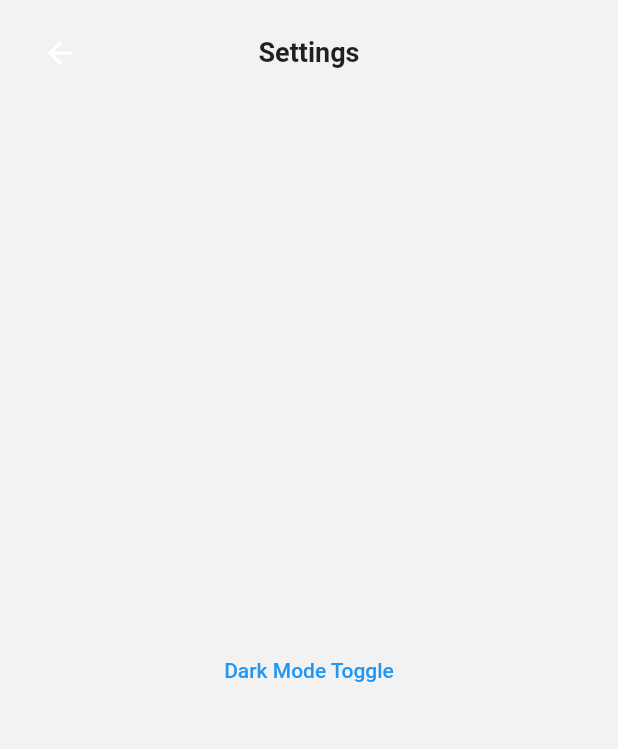
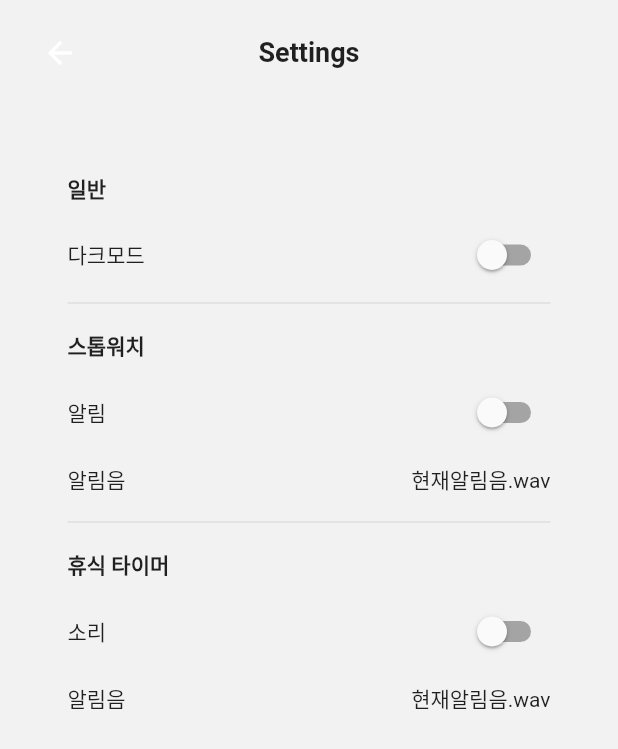
Before and after one commit to skagur-k/workout_timer, a Flutter app: the SettingsPage screen opened by its route, on a phone screen of 412 x 824 dp. Shown: the top 749 px of the screen. Run offline on Flutter 3.47's test engine with Material 2 defaults, Android fonts, the phone set to English and light mode, and no system bars; our stand-ins replace get, get_storage; accounts and stored records are empty.

Commit message:
Editted theme and added setting menus

```diff
--- a/lib/pages/components/drawerWidget.dart
+++ b/lib/pages/components/drawerWidget.dart
@@ -10,7 +10,8 @@ class DrawerWidget extends StatelessWidget {
           child: Column(
             mainAxisAlignment: MainAxisAlignment.center,
             children: [
-              Text('dr_title'.tr, style: TextStyle(fontSize: 30)),
+              Text('dr_title'.tr,
+                  style: TextStyle(fontSize: 20, fontWeight: FontWeight.bold)),
             ],
           ),
           decoration: BoxDecoration(color: Theme.of(context).backgroundColor)),
--- a/lib/pages/settings.dart
+++ b/lib/pages/settings.dart
@@ -11,11 +11,89 @@ class SettingsPage extends StatelessWidget {
           preferredSize: Size.fromHeight(70),
           child: AppBarWidget('dr_pref'.tr, false),
         ),
-        body: Center(
-            child: TextButton(
-                child: Text("Dark Mode Toggle"),
-                onPressed: () {
-                  ThemeService().switchTheme();
-                })));
+        body: Padding(
+          padding: const EdgeInsets.all(45.0),
+          child: Container(
+              child: Column(children: [
+            Row(
+              crossAxisAlignment: CrossAxisAlignment.start,
+              children: [
+                Text("일반", style: TextStyle(fontWeight: FontWeight.bold)),
+              ],
+            ),
+            SizedBox(height: 10),
+            Row(
+              mainAxisAlignment: MainAxisAlignment.spaceBetween,
+              children: [
+                Text("다크모드"),
+                Switch(
+                  value: ThemeService().isDarkMode,
+                  onChanged: (bool value) {
+                    ThemeService().switchTheme();
+                  },
+                ),
+              ],
+            ),
+            Divider(),
+            SizedBox(height: 10),
+            Row(
+              crossAxisAlignment: CrossAxisAlignment.start,
+              children: [
+                Text("스톱워치", style: TextStyle(fontWeight: FontWeight.bold)),
+              ],
+            ),
+            SizedBox(height: 10),
+            Row(
+              mainAxisAlignment: MainAxisAlignment.spaceBetween,
+              children: [
+                Text("알림"),
+                Switch(
+                  value: ThemeService().isDarkMode,
+                  onChanged: (bool value) {
+                    // ThemeService().switchTheme();
+                  },
+                ),
+              ],
+            ),
+            SizedBox(height: 10),
+            Row(
+              mainAxisAlignment: MainAxisAlignment.spaceBetween,
+              children: [
+                Text("알림음"),
+                Text("현재알림음.wav"),
+              ],
+            ),
+            SizedBox(height: 10),
+            Divider(),
+            SizedBox(height: 10),
+            Row(
+              crossAxisAlignment: CrossAxisAlignment.start,
+              children: [
+                Text("휴식 타이머", style: TextStyle(fontWeight: FontWeight.bold)),
+              ],
+            ),
+            SizedBox(height: 10),
+            Row(
+              mainAxisAlignment: MainAxisAlignment.spaceBetween,
+              children: [
+                Text("소리"),
+                Switch(
+                  value: ThemeService().isDarkMode,
+                  onChanged: (bool value) {
+                    // ThemeService().switchTheme();
+                  },
+                ),
+              ],
+            ),
+            SizedBox(height: 10),
+            Row(
+              mainAxisAlignment: MainAxisAlignment.spaceBetween,
+              children: [
+                Text("알림음"),
+                Text("현재알림음.wav"),
+              ],
+            ),
+          ])),
+        ));
   }
 }
--- a/lib/pages/stopwatch.dart
+++ b/lib/pages/stopwatch.dart
@@ -6,19 +6,18 @@ import '../helpers/time_helper.dart';
 
 class StopWatchPage extends GetView<StopWatchController> {
   final RxString _msg = "".obs;
-
   final TimeHelper _t = TimeHelper();
   final RxString _startTime = "".obs;
   final RxString _endTime = "".obs;
 
-  String formatDate(DateTime now) => DateFormat('kk:mm').format(now);
+  String formatTime(DateTime now) => DateFormat('h:mm a').format(now);
 
   void startStopWatch() {
     controller.onExecute(StopWatchExecute.start);
-    _startTime.value = formatDate(DateTime.now());
+    _startTime.value = formatTime(DateTime.now());
     Get.snackbar(
       'snackbar_title'.tr,
-      "${'sw_start_dialog_msg'.tr} 시작시간: ${_startTime.value}",
+      "${'sw_start_dialog_msg'.tr} ${'start_time'.tr}: ${_startTime.value}",
       snackPosition: SnackPosition.TOP,
       margin: EdgeInsets.only(top: 70),
       duration: Duration(seconds: 3),
@@ -38,7 +37,7 @@ class StopWatchPage extends GetView<StopWatchController> {
 
   void resetStopWatch() {
     controller.onExecute(StopWatchExecute.reset);
-    _endTime.value = formatDate(DateTime.now());
+    _endTime.value = formatTime(DateTime.now());
     _msg.value = 'sw_resetted_msg'.tr;
     Get.snackbar(
       'snackbar_title'.tr,
--- a/lib/resources/lang/en_us.dart
+++ b/lib/resources/lang/en_us.dart
@@ -9,6 +9,7 @@ const Map<String, String> enUS = {
   'sw_reset_dialog': 'Reset your Stop Watch?',
   'cancel': 'Cancel',
   'tm_start': 'Start Timer',
+  'start_time': 'Start Time',
 
   //Stopwatch Messages
   'sw_stopped_msg': 'Stopwatch has stopped.',
--- a/lib/resources/lang/ko_kr.dart
+++ b/lib/resources/lang/ko_kr.dart
@@ -9,6 +9,7 @@ const Map<String, String> koKR = {
   'sw_reset_dialog': '스톱워치를 초기화 하시겠습니까?',
   'cancel': '취소',
   'tm_start': '타이머 시작',
+  'start_time': '시작 시간',
 
   //Stopwatch Messages
   'sw_stopped_msg': '스톱워치가 중지되었습니다.',
--- a/lib/resources/theme.dart
+++ b/lib/resources/theme.dart
@@ -7,6 +7,7 @@ class Themes {
 
   static final light = ThemeData.light().copyWith(
     accentColor: Colors.white54,
+    switchTheme: SwitchThemeData(),
     backgroundColor: _lightTheme.bg,
     primaryIconTheme: IconThemeData(color: _lightTheme.mainTextColor),
     tabBarTheme: TabBarTheme(
@@ -30,7 +31,7 @@ class Themes {
       headline3: TextStyle(),
       headline4: TextStyle(),
       headline5: TextStyle(),
-      headline6: TextStyle(),
+      headline6: TextStyle(fontWeight: FontWeight.bold),
       subtitle1: TextStyle(),
       subtitle2: TextStyle(),
       caption: TextStyle(),
@@ -69,7 +70,12 @@ class Themes {
       headline3: TextStyle(),
       headline4: TextStyle(),
       headline5: TextStyle(),
-      headline6: TextStyle(),
+      headline6: TextStyle(fontWeight: FontWeight.bold),
+      subtitle1: TextStyle(),
+      subtitle2: TextStyle(),
+      caption: TextStyle(),
+      button: TextStyle(),
+      overline: TextStyle(),
     ).apply(bodyColor: _darkTheme.mainTextColor),
     elevatedButtonTheme: ElevatedButtonThemeData(
         style: ElevatedButton.styleFrom(
--- a/lib/resources/theme_service.dart
+++ b/lib/resources/theme_service.dart
@@ -9,10 +9,12 @@ class ThemeService {
   ThemeMode get theme => _loadThemeFromBox() ? ThemeMode.dark : ThemeMode.light;
 
   bool _loadThemeFromBox() => _box.read(_key) ?? false;
+  bool get isDarkMode => _loadThemeFromBox();
+
   _saveThemeToBox(bool isDarkMode) => _box.write(_key, isDarkMode);
 
   void switchTheme() {
     Get.changeThemeMode(_loadThemeFromBox() ? ThemeMode.light : ThemeMode.dark);
-    _saveThemeToBox(!_loadThemeFromBox());
+    _saveThemeToBox(!isDarkMode);
   }
 }
--- a/pubspec.yaml
+++ b/pubspec.yaml
@@ -16,9 +16,9 @@ environment:
 dependencies:
   flutter:
     sdk: flutter
-  get:
-  get_storage:
-  intl:
+  get: 4.1.1
+  get_storage: ^2.0.2
+  intl: ^0.17.0
 
   # The following adds the Cupertino Icons font to your application.
   # Use with the CupertinoIcons class for iOS style icons.
```
Also changed, not shown: lib/pages/components/custom_dialog.dart (added), 1 other file.
